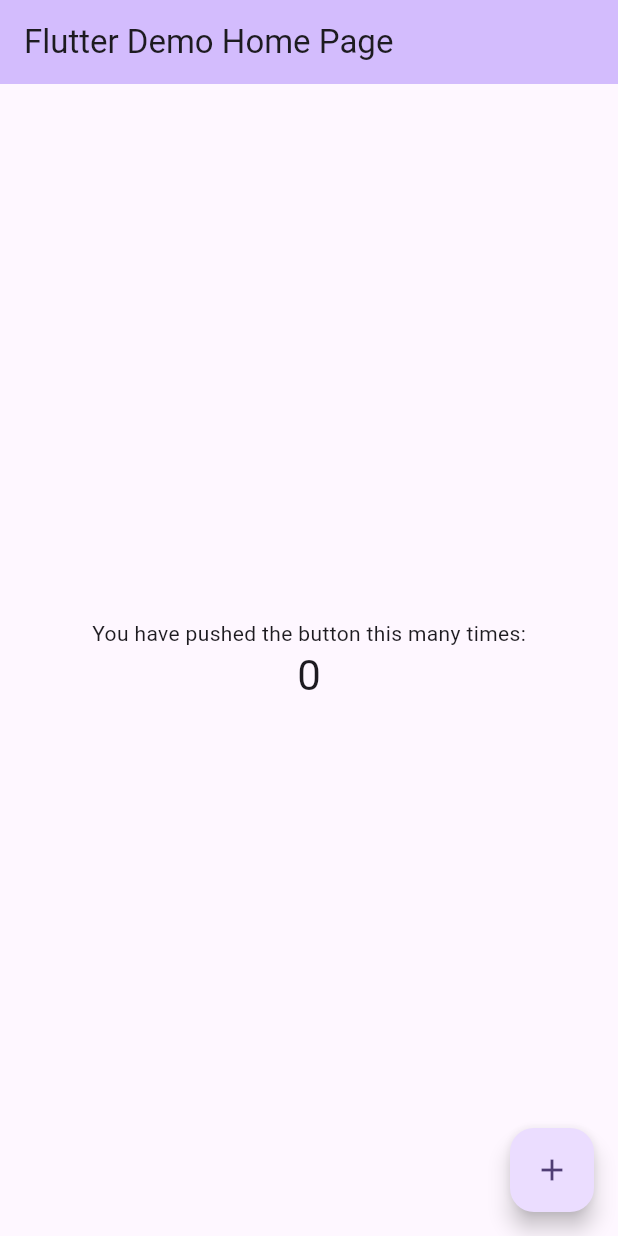
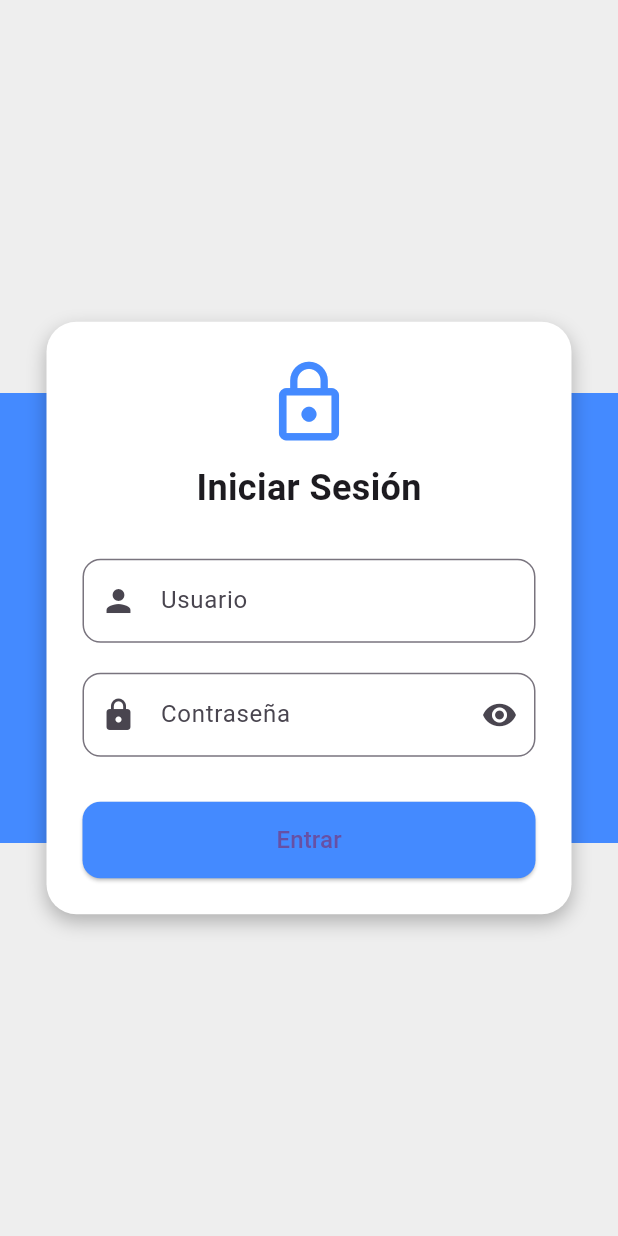
Before and after one commit to Deiby-Cayapa/TrabajoLundingold, a Flutter app: the screen it shows after launch, on a phone screen of 412 x 824 dp. Run offline on Flutter 3.47's test engine with Material 3 defaults, Android fonts, the phone set to English and light mode, and no system bars.

Commit message:
add/fluttercls

```diff
--- a/registros/lib/main.dart
+++ b/registros/lib/main.dart
@@ -7,116 +7,183 @@ void main() {
 class MyApp extends StatelessWidget {
   const MyApp({super.key});
 
-  // This widget is the root of your application.
   @override
   Widget build(BuildContext context) {
-    return MaterialApp(
-      title: 'Flutter Demo',
-      theme: ThemeData(
-        // This is the theme of your application.
-        //
-        // TRY THIS: Try running your application with "flutter run". You'll see
-        // the application has a purple toolbar. Then, without quitting the app,
-        // try changing the seedColor in the colorScheme below to Colors.green
-        // and then invoke "hot reload" (save your changes or press the "hot
-        // reload" button in a Flutter-supported IDE, or press "r" if you used
-        // the command line to start the app).
-        //
-        // Notice that the counter didn't reset back to zero; the application
-        // state is not lost during the reload. To reset the state, use hot
-        // restart instead.
-        //
-        // This works for code too, not just values: Most code changes can be
-        // tested with just a hot reload.
-        colorScheme: ColorScheme.fromSeed(seedColor: Colors.deepPurple),
-      ),
-      home: const MyHomePage(title: 'Flutter Demo Home Page'),
+    return const MaterialApp(
+      debugShowCheckedModeBanner: false,
+      home: LoginPage(),
     );
   }
 }
 
-class MyHomePage extends StatefulWidget {
-  const MyHomePage({super.key, required this.title});
-
-  // This widget is the home page of your application. It is stateful, meaning
-  // that it has a State object (defined below) that contains fields that affect
-  // how it looks.
-
-  // This class is the configuration for the state. It holds the values (in this
-  // case the title) provided by the parent (in this case the App widget) and
-  // used by the build method of the State. Fields in a Widget subclass are
-  // always marked "final".
-
-  final String title;
+class LoginPage extends StatefulWidget {
+  const LoginPage({super.key});
 
   @override
-  State<MyHomePage> createState() => _MyHomePageState();
+  State<LoginPage> createState() => _LoginPageState();
 }
 
-class _MyHomePageState extends State<MyHomePage> {
-  int _counter = 0;
+class _LoginPageState extends State<LoginPage> {
+  bool _obscurePassword = true;
+  final _formKey = GlobalKey<FormState>();
+  final _userController = TextEditingController();
+  final _passController = TextEditingController();
 
-  void _incrementCounter() {
-    setState(() {
-      // This call to setState tells the Flutter framework that something has
-      // changed in this State, which causes it to rerun the build method below
-      // so that the display can reflect the updated values. If we changed
-      // _counter without calling setState(), then the build method would not be
-      // called again, and so nothing would appear to happen.
-      _counter++;
-    });
+  void _login() {
+    if (_formKey.currentState!.validate()) {
+      final user = _userController.text;
+      final pass = _passController.text;
+
+      if (user == 'admin' && pass == '1234') {
+        Navigator.pushReplacement(
+          context,
+          MaterialPageRoute(builder: (context) => const HomePage()),
+        );
+      } else {
+        ScaffoldMessenger.of(context).showSnackBar(
+          const SnackBar(content: Text('Usuario o contraseña incorrecta')),
+        );
+      }
+    }
   }
 
   @override
   Widget build(BuildContext context) {
-    // This method is rerun every time setState is called, for instance as done
-    // by the _incrementCounter method above.
-    //
-    // The Flutter framework has been optimized to make rerunning build methods
-    // fast, so that you can just rebuild anything that needs updating rather
-    // than having to individually change instances of widgets.
     return Scaffold(
-      appBar: AppBar(
-        // TRY THIS: Try changing the color here to a specific color (to
-        // Colors.amber, perhaps?) and trigger a hot reload to see the AppBar
-        // change color while the other colors stay the same.
-        backgroundColor: Theme.of(context).colorScheme.inversePrimary,
-        // Here we take the value from the MyHomePage object that was created by
-        // the App.build method, and use it to set our appbar title.
-        title: Text(widget.title),
+      backgroundColor: Colors.grey[200],
+      body: Stack(
+        children: [
+          // FONDO AZUL
+          Align(
+            alignment: Alignment.center,
+            child: Container(
+              height: 300,
+              width: double.infinity,
+              color: Colors.blueAccent,
+            ),
+          ),
+
+          // FORMULARIO LOGIN
+          Center(
+            child: SingleChildScrollView(
+              padding: const EdgeInsets.all(24),
+              child: Container(
+                padding: const EdgeInsets.all(24),
+                decoration: BoxDecoration(
+                  color: Colors.white,
+                  borderRadius: BorderRadius.circular(20),
+                  boxShadow: const [
+                    BoxShadow(
+                      color: Colors.black26,
+                      blurRadius: 10,
+                      offset: Offset(0, 5),
+                    ),
+                  ],
+                ),
+                width: 350,
+                child: Form(
+                  key: _formKey,
+                  child: Column(
+                    mainAxisSize: MainAxisSize.min,
+                    children: [
+                      const Icon(
+                        Icons.lock_outline,
+                        size: 60,
+                        color: Colors.blueAccent,
+                      ),
+                      const SizedBox(height: 10),
+                      const Text(
+                        'Iniciar Sesión',
+                        style: TextStyle(
+                          fontSize: 24,
+                          fontWeight: FontWeight.bold,
+                        ),
+                      ),
+                      const SizedBox(height: 30),
+                      TextFormField(
+                        controller: _userController,
+                        decoration: InputDecoration(
+                          labelText: 'Usuario',
+                          prefixIcon: const Icon(Icons.person),
+                          border: OutlineInputBorder(
+                            borderRadius: BorderRadius.circular(12),
+                          ),
+                        ),
+                        validator:
+                            (value) =>
+                                value!.isEmpty ? 'Ingrese su usuario' : null,
+                      ),
+                      const SizedBox(height: 20),
+                      TextFormField(
+                        controller: _passController,
+                        obscureText: _obscurePassword,
+                        decoration: InputDecoration(
+                          labelText: 'Contraseña',
+                          prefixIcon: const Icon(Icons.lock),
+                          suffixIcon: IconButton(
+                            icon: Icon(
+                              _obscurePassword
+                                  ? Icons.visibility
+                                  : Icons.visibility_off,
+                            ),
+                            onPressed: () {
+                              setState(() {
+                                _obscurePassword = !_obscurePassword;
+                              });
+                            },
+                          ),
+                          border: OutlineInputBorder(
+                            borderRadius: BorderRadius.circular(12),
+                          ),
+                        ),
+                        validator:
+                            (value) =>
+                                value!.isEmpty ? 'Ingrese su contraseña' : null,
+                      ),
+                      const SizedBox(height: 30),
+                      SizedBox(
+                        width: double.infinity,
+                        child: ElevatedButton(
+                          onPressed: _login,
+                          style: ElevatedButton.styleFrom(
+                            padding: const EdgeInsets.symmetric(vertical: 14),
+                            backgroundColor: Colors.blueAccent,
+                            shape: RoundedRectangleBorder(
+                              borderRadius: BorderRadius.circular(12),
+                            ),
+                          ),
+                          child: const Text(
+                            'Entrar',
+                            style: TextStyle(fontSize: 16),
+                          ),
+                        ),
+                      ),
+                    ],
+                  ),
+                ),
+              ),
+            ),
+          ),
+        ],
       ),
-      body: Center(
-        // Center is a layout widget. It takes a single child and positions it
-        // in the middle of the parent.
-        child: Column(
-          // Column is also a layout widget. It takes a list of children and
-          // arranges them vertically. By default, it sizes itself to fit its
-          // children horizontally, and tries to be as tall as its parent.
-          //
-          // Column has various properties to control how it sizes itself and
-          // how it positions its children. Here we use mainAxisAlignment to
-          // center the children vertically; the main axis here is the vertical
-          // axis because Columns are vertical (the cross axis would be
-          // horizontal).
-          //
-          // TRY THIS: Invoke "debug painting" (choose the "Toggle Debug Paint"
-          // action in the IDE, or press "p" in the console), to see the
-          // wireframe for each widget.
-          mainAxisAlignment: MainAxisAlignment.center,
-          children: <Widget>[
-            const Text('You have pushed the button this many times:'),
-            Text(
-              '$_counter',
-              style: Theme.of(context).textTheme.headlineMedium,
-            ),
-          ],
-        ),
-      ),
-      floatingActionButton: FloatingActionButton(
-        onPressed: _incrementCounter,
-        tooltip: 'Increment',
-        child: const Icon(Icons.add),
-      ), // This trailing comma makes auto-formatting nicer for build methods.
     );
   }
 }
+
+// ✅ Pantalla HomePage
+class HomePage extends StatelessWidget {
+  const HomePage({super.key});
+
+  @override
+  Widget build(BuildContext context) {
+    return Scaffold(
+      appBar: AppBar(
+        title: const Text('Inicio'),
+        backgroundColor: Colors.blueAccent,
+      ),
+      body: const Center(
+        child: Text('¡Bienvenido a la app!', style: TextStyle(fontSize: 24)),
+      ),
+    );
+  }
+}
```
Also changed, not shown: registros/lib/pages/template/menu.dart (added, +228 -0 lines), registros/lib/pages/portal_Norte/dragflow.dart (added), registros/lib/pages/portal_Norte/mudwizard.dart (added), registros/lib/pages/portal_Norte/piscinas.dart (added), registros/lib/pages/portal_Norte/plantaTratamiento.dart (added), registros/lib/pages/portal_Norte/polishing.dart (added), registros/lib/pages/portal_Norte/tsf.dart (added), registros/lib/pages/portal_Sur/agua_tratada.dart (added), registros/lib/pages/portal_Sur/destino_final.dart (added), registros/lib/pages/portal_Sur/ingreso.dart (added), registros/lib/pages/portal_Sur/reactivos.dart (added).
